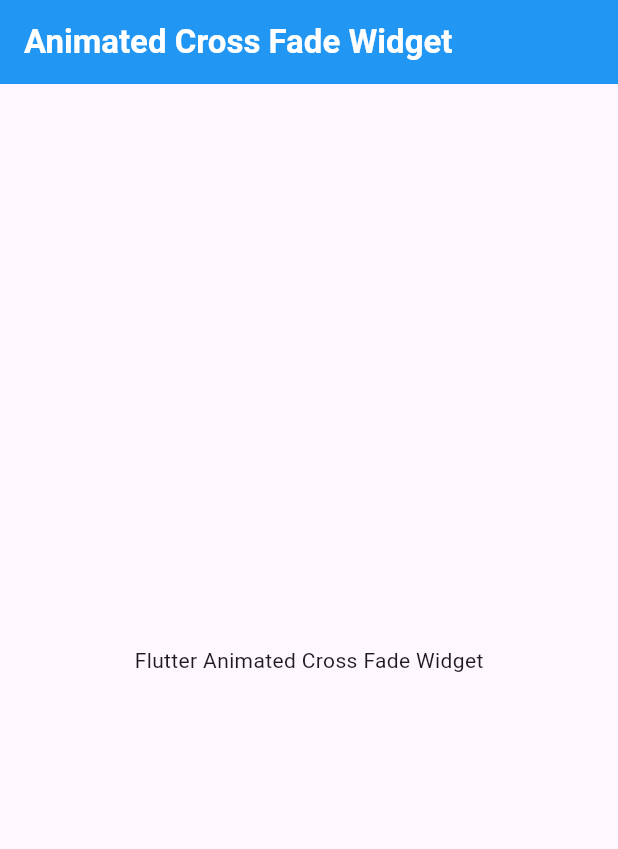
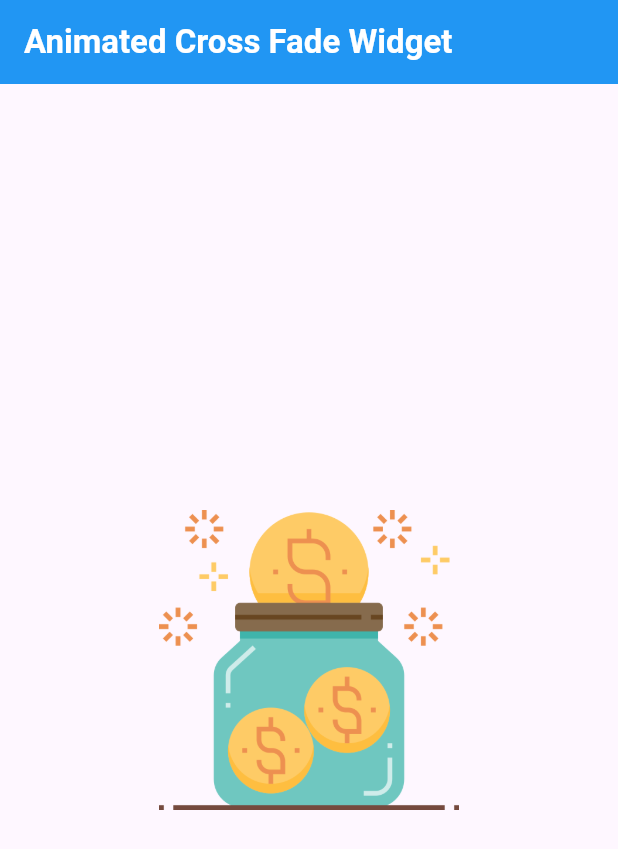
Before and after one commit to alhasann351/animated_cross_fade_widget, a Flutter app: the screen it shows after launch, on a phone screen of 412 x 824 dp. Shown: the top 849 px of the screen. Run offline on Flutter 3.47's test engine with Material 3 defaults, Android fonts, the phone set to English and light mode, and no system bars.

Commit message:
animated-cross-fade-added

```diff
--- a/lib/main.dart
+++ b/lib/main.dart
@@ -38,12 +38,23 @@ class _MyHomePageState extends State<MyHomePage> {
           ),
         ),
       ),
-      body: const Center(
+      body: Center(
         child: Column(
           mainAxisAlignment: MainAxisAlignment.center,
           children: [
-            Text(
-              'Flutter Animated Cross Fade Widget',
+            AnimatedCrossFade(
+              firstChild: Image.asset(
+                'assets/images/money.png',
+                width: 200,
+                height: 200,
+              ),
+              secondChild: Image.asset(
+                'assets/images/saving.png',
+                height: 200,
+                width: 200,
+              ),
+              crossFadeState: CrossFadeState.showSecond,
+              duration: const Duration(seconds: 2),
             ),
           ],
         ),
--- a/pubspec.yaml
+++ b/pubspec.yaml
@@ -59,8 +59,8 @@ flutter:
   uses-material-design: true
 
   # To add assets to your application, add an assets section, like this:
-  # assets:
-  #   - images/a_dot_burr.jpeg
+  assets:
+    - assets/images/
   #   - images/a_dot_ham.jpeg
 
   # An image asset can refer to one or more resolution-specific "variants", see
```
Also changed, not shown: assets/images/money.png (added), assets/images/saving.png (added).
